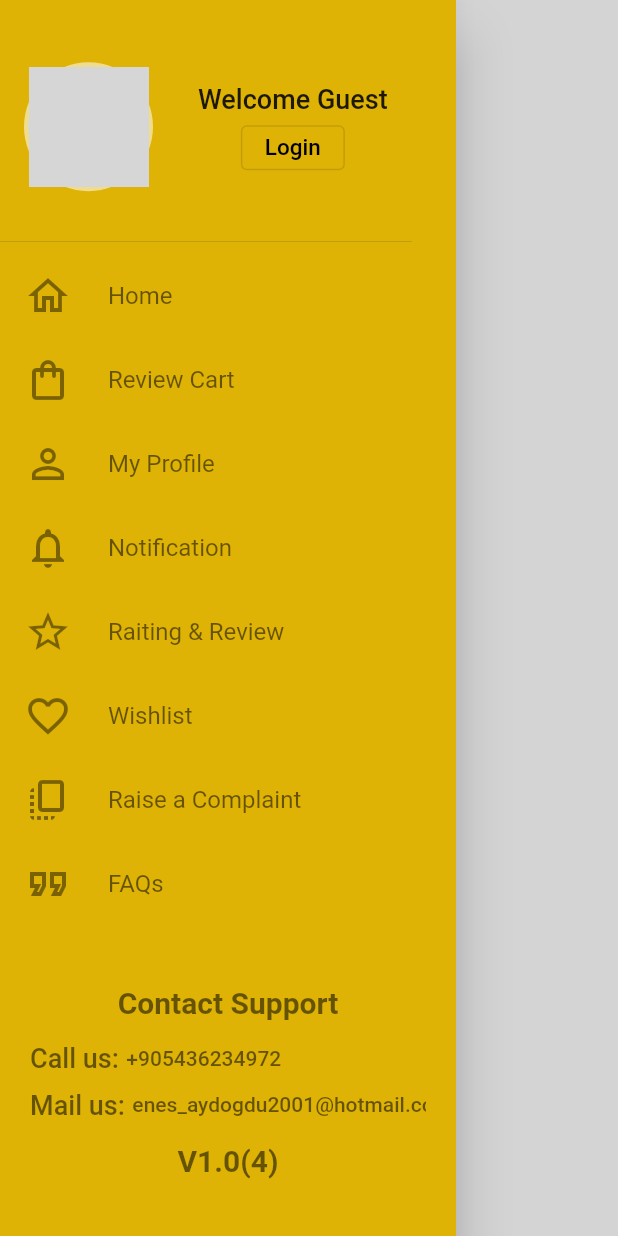
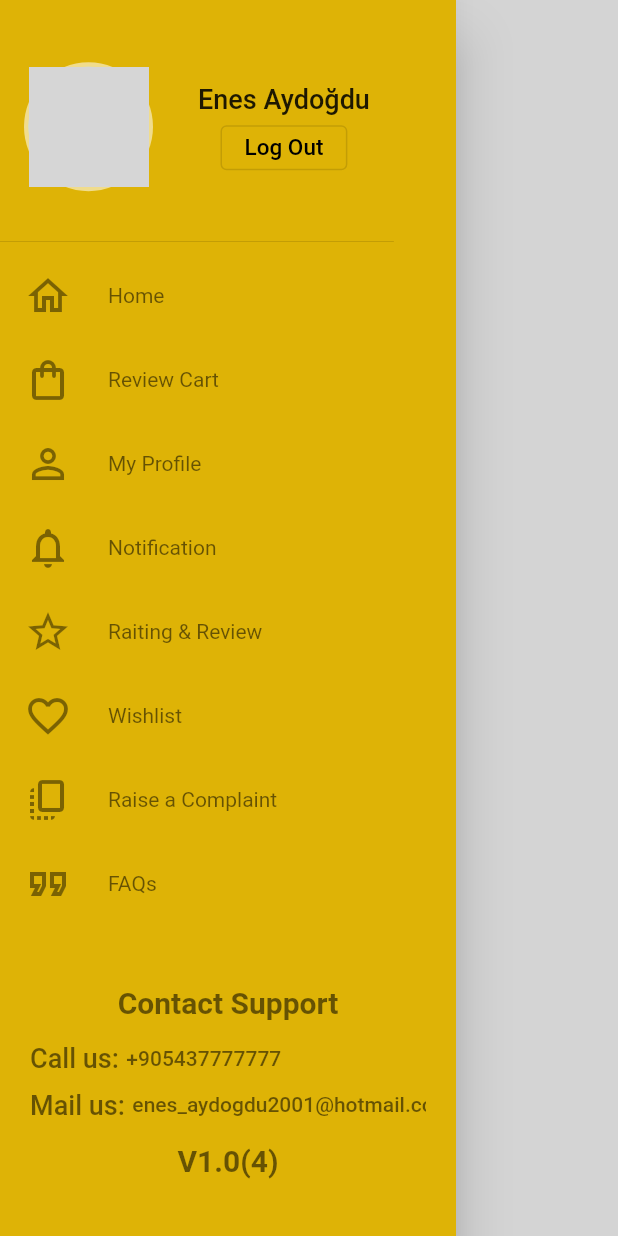
Before and after one commit to swenes/food_app_with_admin_panel_FLUTTER, a Flutter app: the DrawerSide widget shown alone on an empty page, opened directly, on a phone screen of 412 x 824 dp. Run offline on Flutter 3.47's test engine with Material 2 defaults, Android fonts, the light colour scheme and no system bars; our stand-ins replace cloud_firestore, firebase_auth, firebase_core, flutter_signin_button, fluttertoast, google_maps_flutter and 2 more; missing offline and left inert: pay; accounts and stored records are empty; network calls fail; grey boxes are pictures that could not be loaded.

Commit message:
bug fixed

```diff
--- a/lib/main.dart
+++ b/lib/main.dart
@@ -20,7 +20,6 @@ void main() async {
 class MyApp extends StatelessWidget {
   const MyApp({super.key});
 
-  // This widget is the root of your application.
   @override
   Widget build(BuildContext context) {
     return MultiProvider(
@@ -57,7 +56,8 @@ class MyApp extends StatelessWidget {
             }
             return const SignIn();
           },
-          )),
+        ),
+      ),
     );
   }
 }
--- a/lib/notlar.txt
+++ /dev/null
@@ -1,5 +0,0 @@
-uygulama ilk açıldığında cartUnit null dönüyor (500gr- 1kg)
-user dataları çekerken hata aldım. finalde dönüp bakacağım.
-uygulamada cartUniti değiştirince veritabanında değişmiyor ona da bakacağım.
-adres ekleyince update ediyor yeni adres gelmiyor ona da bakacağım.
-product overview güzelleştirmen lazım available optionsla oyna.
--- a/lib/providers/product_provider.dart
+++ b/lib/providers/product_provider.dart
@@ -19,7 +19,9 @@ class ProductProvider extends ChangeNotifier {
       productImage: element.get('productImage'),
       productPrice: element.get('productPrice'),
     );
-    searchList.add(productModel);
+    // if (!searchList.contains(productModel)) {
+    //   searchList.add(productModel);
+    // }
   }
 
   ////////////////herbs products////////////////////
--- a/lib/screens/check_out/payment_summary/order_item.dart
+++ b/lib/screens/check_out/payment_summary/order_item.dart
@@ -36,7 +36,7 @@ class OrderItem extends StatelessWidget {
             ),
           ),
           Text(
-            '\$$productPrice',
+            '₺$productPrice',
           ),
         ],
       ),
--- a/lib/screens/home_screen/home_screen.dart
+++ b/lib/screens/home_screen/home_screen.dart
@@ -30,7 +30,6 @@ class _HomeScreenState extends State<HomeScreen> {
   @override
   Widget build(BuildContext context) {
     ProductProvider productProvider = Provider.of(context);
-
     return Scaffold(
       backgroundColor: Constants.scaffoldBG,
       drawer: const DrawerSide(),
@@ -84,7 +83,6 @@ class _HomeScreenState extends State<HomeScreen> {
   }
 
   Row _buildViewAllText(String title, Widget category) {
-    //view all için textbutton koy. void func türünde parametre alsın ontapt'e kullan
     return Row(
       mainAxisAlignment: MainAxisAlignment.spaceBetween,
       children: [
--- a/lib/screens/sign_in_screen/sign_in_screen.dart
+++ b/lib/screens/sign_in_screen/sign_in_screen.dart
@@ -41,10 +41,6 @@ class _SignInState extends State<SignIn> {
               child: Column(
                 mainAxisAlignment: MainAxisAlignment.spaceBetween,
                 children: [
-                  const Text(
-                    'Sign In to Continue',
-                    style: TextStyle(fontWeight: FontWeight.bold, fontSize: 25),
-                  ),
                   Text(
                     'Vegi',
                     style: TextStyle(
--- a/lib/screens/wish_list_Screen/wish_list_screen.dart
+++ b/lib/screens/wish_list_Screen/wish_list_screen.dart
@@ -1,5 +1,6 @@
 import 'package:flutter/material.dart';
 import 'package:food_app_ytm/models/product_model.dart';
+import 'package:food_app_ytm/providers/review_cart_provider.dart';
 import 'package:food_app_ytm/providers/wish_list_provider.dart';
 import 'package:food_app_ytm/utils/constants.dart';
 import 'package:food_app_ytm/widgets/review_widgets/single_item_review.dart';
@@ -14,7 +15,6 @@ class WishListScreen extends StatefulWidget {
 
 class _WishListScreenState extends State<WishListScreen> {
   late WishListProvider wishListProvider;
-
   showAlertDialog(BuildContext context, ProductModel delete) {
     // set up the buttons
     Widget cancelButton = TextButton(
@@ -53,8 +53,8 @@ class _WishListScreenState extends State<WishListScreen> {
   @override
   Widget build(BuildContext context) {
     wishListProvider = Provider.of(context);
+    ReviewCartProvider reviewCartProvider = ReviewCartProvider();
     wishListProvider.getWishtListData();
-
     return Scaffold(
       appBar: AppBar(
         elevation: 0,
@@ -66,7 +66,7 @@ class _WishListScreenState extends State<WishListScreen> {
       bottomNavigationBar: ListTile(
         title: const Text('Total Amount'),
         subtitle: Text(
-          '\$170.00',
+          '${reviewCartProvider.getTotalPrice().toString()} ₺',
           style: TextStyle(color: Colors.green.shade900),
         ),
         trailing: MaterialButton(
--- a/lib/widgets/home_widgets/drawer_list_tile.dart
+++ b/lib/widgets/home_widgets/drawer_list_tile.dart
@@ -9,6 +9,7 @@ Widget listTileDrawer(IconData icon, String title, Function() ontap) {
       icon,
       size: 32,
     ),
-    title: Text(title, style: const TextStyle(color: Constants.textColor)),
+    title: Text(title,
+        style: const TextStyle(fontSize: 14, color: Constants.textColor)),
   );
 }
--- a/lib/widgets/home_widgets/drawer_side.dart
+++ b/lib/widgets/home_widgets/drawer_side.dart
@@ -2,6 +2,7 @@ import 'package:flutter/material.dart';
 import 'package:food_app_ytm/screens/home_screen/home_screen.dart';
 import 'package:food_app_ytm/screens/profile_screen/profile_screen.dart';
 import 'package:food_app_ytm/screens/review_screen/review_screen.dart';
+import 'package:food_app_ytm/screens/sign_in_screen/sign_in_screen.dart';
 import 'package:food_app_ytm/screens/wish_list_screen/wish_list_screen.dart';
 
 import '../../utils/constants.dart';
@@ -41,7 +42,7 @@ class DrawerSide extends StatelessWidget {
                     Column(
                       mainAxisAlignment: MainAxisAlignment.center,
                       children: [
-                        const Text('Welcome Guest',
+                        const Text('Enes Aydoğdu',
                             style: TextStyle(fontSize: 18)),
                         const SizedBox(height: 7),
                         SizedBox(
@@ -49,10 +50,20 @@ class DrawerSide extends StatelessWidget {
                           child: OutlinedButton(
                             onPressed: () {},
                             style: const ButtonStyle(),
-                            child: const Text(
-                              'Login',
-                              style:
-                                  TextStyle(fontSize: 15, color: Colors.black),
+                            child: InkWell(
+                              onTap: () {
+                                Navigator.push(
+                                  context,
+                                  MaterialPageRoute(
+                                    builder: (context) => const SignIn(),
+                                  ),
+                                );
+                              },
+                              child: const Text(
+                                'Log Out',
+                                style: TextStyle(
+                                    fontSize: 15, color: Colors.black),
+                              ),
                             ),
                           ),
                         )
@@ -110,7 +121,7 @@ class DrawerSide extends StatelessWidget {
                             color: Constants.textColor),
                       ),
                       const SizedBox(width: 5),
-                      const Text('+905436234972',
+                      const Text('+905437777777',
                           style: TextStyle(
                               fontWeight: FontWeight.w500,
                               fontSize: 14,
--- a/lib/widgets/home_widgets/single_product.dart
+++ b/lib/widgets/home_widgets/single_product.dart
@@ -79,7 +79,7 @@ class _SingleProductsState extends State<SingleProducts> {
                             ),
                           ),
                           Text(
-                            '${widget.productPrice}\$/${unitData ?? firstValue}',
+                            '${widget.productPrice}₺/${unitData ?? firstValue}',
                             style: TextStyle(
                               color: Colors.grey.shade700,
                               fontSize: 13,
--- a/lib/widgets/review_widgets/single_item_review.dart
+++ b/lib/widgets/review_widgets/single_item_review.dart
@@ -60,7 +60,7 @@ class _SingleItemReviewState extends State<SingleItemReview> {
                       ),
                       const SizedBox(height: 5),
                       Text(
-                        '${widget.productPrice}\$',
+                        '${widget.productPrice}₺',
                         style: const TextStyle(
                             color: Constants.textColor,
                             fontSize: 15,
--- a/lib/widgets/search_widgets/single_item_search.dart
+++ b/lib/widgets/search_widgets/single_item_search.dart
@@ -26,7 +26,7 @@ class _SingleItemSearchState extends State<SingleItemSearch> {
   @override
   Widget build(BuildContext context) {
     return Padding(
-      padding: const EdgeInsets.symmetric(horizontal: 12, vertical: 8),
+      padding: const EdgeInsets.symmetric(horizontal: 14, vertical: 8),
       child: Container(
         decoration: BoxDecoration(
             border: Border.all(width: 0.5),
@@ -58,7 +58,7 @@ class _SingleItemSearchState extends State<SingleItemSearch> {
                               fontWeight: FontWeight.bold),
                         ),
                         Text(
-                          '${widget.productPrice}\$/50 Gr',
+                          '${widget.productPrice}₺/100 Gr',
                           style: const TextStyle(
                               color: Constants.textColor,
                               fontWeight: FontWeight.bold),
```
Also changed, not shown: lib/screens/check_out/payment_summary/payment_summary.dart (+4 -4 lines), lib/screens/product_overview_screen/product_overview_screen.dart (+11 -7 lines), lib/screens/profile_screen/profile_screen.dart (+7 -2 lines). Lines whose indentation alone changed are shown as unchanged.
